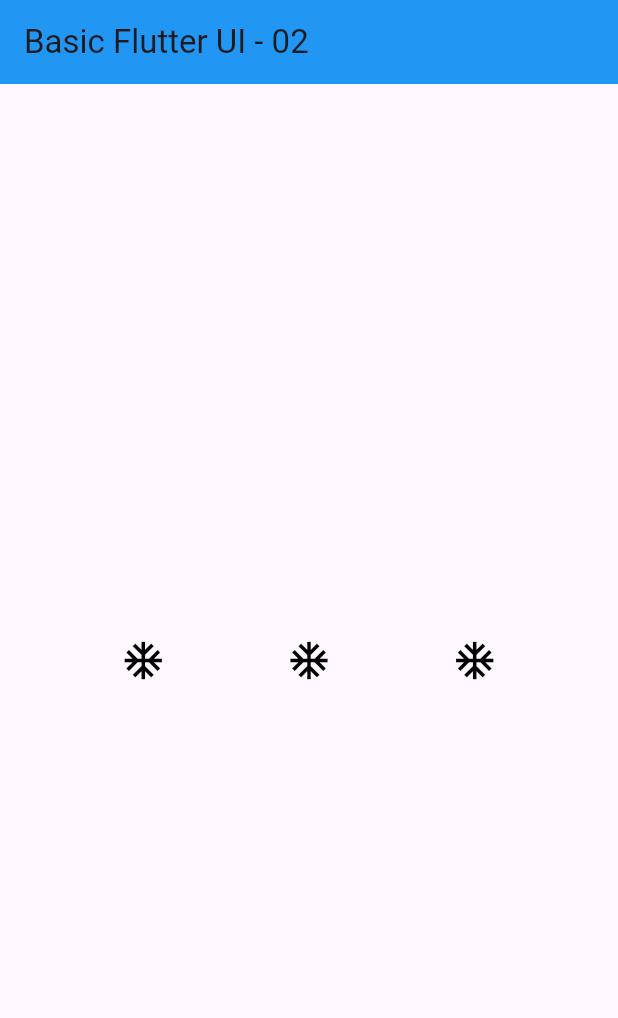
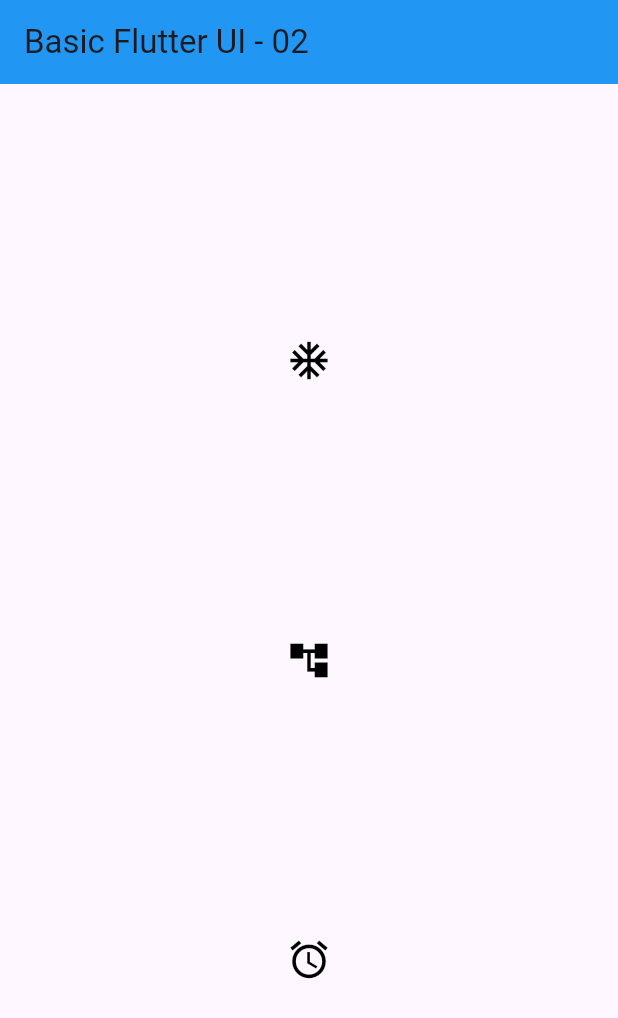
Before and after one commit to EiaminHassan/flutter_application_eiamin, a Flutter app: the screen it shows after launch, on a phone screen of 412 x 824 dp. Shown: the top 1018 px of the screen. Run offline on Flutter 3.47's test engine with Material 3 defaults, Android fonts, the phone set to English and light mode, and no system bars.

Commit message:
column main, cross axis alignment

```diff
--- a/lib/main.dart
+++ b/lib/main.dart
@@ -17,7 +17,8 @@ class LabClass05 extends StatelessWidget {
         ),
         body: Container(
           height: double.infinity,
-          child: Row(
+          width: double.infinity,
+          child: Column(
             mainAxisAlignment: MainAxisAlignment.spaceEvenly,
             crossAxisAlignment: CrossAxisAlignment.center,
             children: [
@@ -27,12 +28,12 @@ class LabClass05 extends StatelessWidget {
                 color: Colors.black,
               ),
               Icon(
-                Icons.ac_unit,
+                Icons.account_tree,
                 size: 30,
                 color: Colors.black,
               ),
               Icon(
-                Icons.ac_unit,
+                Icons.access_alarm,
                 size: 30,
                 color: Colors.black,
               ),
```
